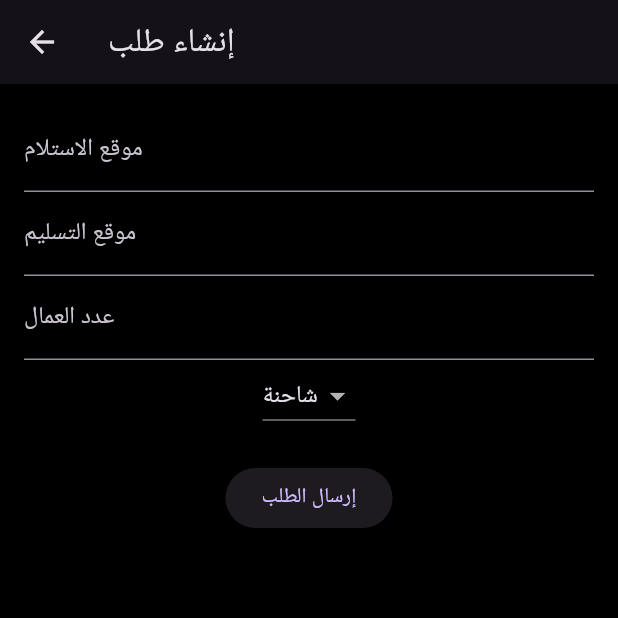
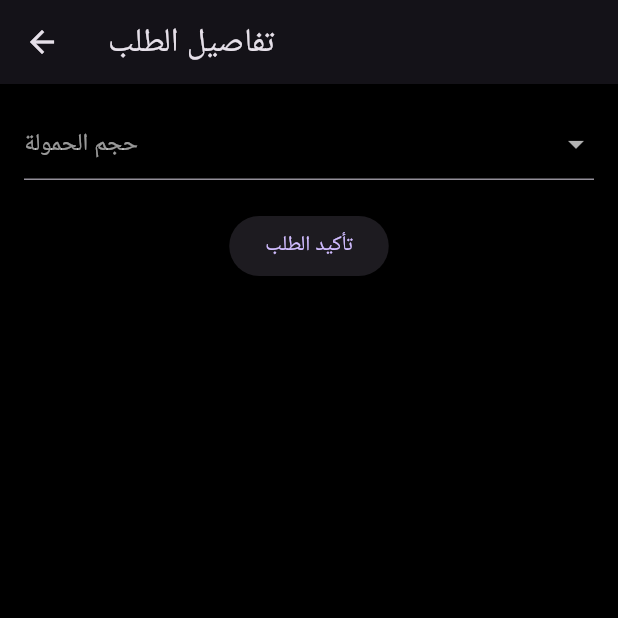
Before and after one commit to moa19438-code/Naql-alathath, a Flutter app: the CreateOrderScreen screen opened directly, on a phone screen of 412 x 824 dp, the top half of it. Run offline on Flutter 3.47's test engine with Material 3 defaults, Android fonts, the phone set to English and light mode, and no system bars; our stand-ins replace google_maps_flutter, location.

Commit message:
Update create_order_screen.dart

```diff
--- a/customer_app/lib/screens/create_order_screen.dart
+++ b/customer_app/lib/screens/create_order_screen.dart
@@ -1,56 +1,38 @@
 import 'package:flutter/material.dart';
-import '../services/api_service.dart';
+import 'searching_driver_screen.dart';
 
-class CreateOrderScreen extends StatefulWidget {
+class CreateOrderScreen extends StatelessWidget {
   const CreateOrderScreen({super.key});
-
-  @override
-  State<CreateOrderScreen> createState() => _CreateOrderScreenState();
-}
-
-class _CreateOrderScreenState extends State<CreateOrderScreen> {
-  final _pickup = TextEditingController();
-  final _dropoff = TextEditingController();
-  final _workers = TextEditingController();
-
-  String vehicle = 'truck';
-
-  void _submitOrder() async {
-    final response = await ApiService.createOrder(
-      pickup: _pickup.text,
-      dropoff: _dropoff.text,
-      workers: int.tryParse(_workers.text) ?? 1,
-      vehicle: vehicle,
-    );
-    ScaffoldMessenger.of(context).showSnackBar(
-      SnackBar(content: Text('Order Created: ID ${response['id']}')),
-    );
-  }
 
   @override
   Widget build(BuildContext context) {
     return Scaffold(
-      appBar: AppBar(title: const Text('إنشاء طلب')),
+      appBar: AppBar(title: const Text('تفاصيل الطلب')),
       body: Padding(
         padding: const EdgeInsets.all(16),
         child: Column(
           children: [
-            TextField(controller: _pickup, decoration: const InputDecoration(labelText: 'موقع الاستلام')),
-            TextField(controller: _dropoff, decoration: const InputDecoration(labelText: 'موقع التسليم')),
-            TextField(controller: _workers, decoration: const InputDecoration(labelText: 'عدد العمال'), keyboardType: TextInputType.number),
-            DropdownButton<String>(
-              value: vehicle,
+            DropdownButtonFormField(
               items: const [
-                DropdownMenuItem(value: 'truck', child: Text('شاحنة')),
-                DropdownMenuItem(value: 'small', child: Text('صغيرة')),
+                DropdownMenuItem(value: 'small', child: Text('حمولة صغيرة')),
+                DropdownMenuItem(value: 'medium', child: Text('حمولة متوسطة')),
+                DropdownMenuItem(value: 'large', child: Text('حمولة كبيرة')),
               ],
-              onChanged: (v) => setState(() => vehicle = v!),
+              onChanged: (_) {},
+              hint: const Text('حجم الحمولة'),
             ),
             const SizedBox(height: 20),
             ElevatedButton(
-              child: const Text('إرسال الطلب'),
-              onPressed: _submitOrder,
-            )
+              onPressed: () {
+                Navigator.push(
+                  context,
+                  MaterialPageRoute(
+                    builder: (_) => const SearchingDriverScreen(),
+                  ),
+                );
+              },
+              child: const Text('تأكيد الطلب'),
+            ),
           ],
         ),
       ),
```
